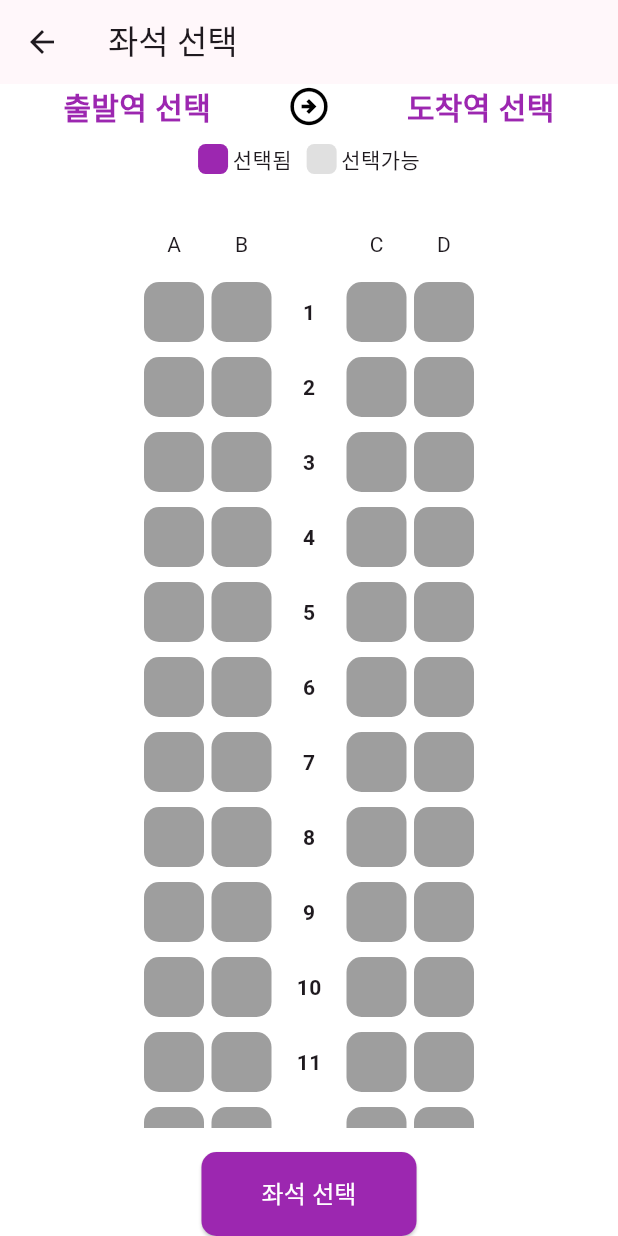
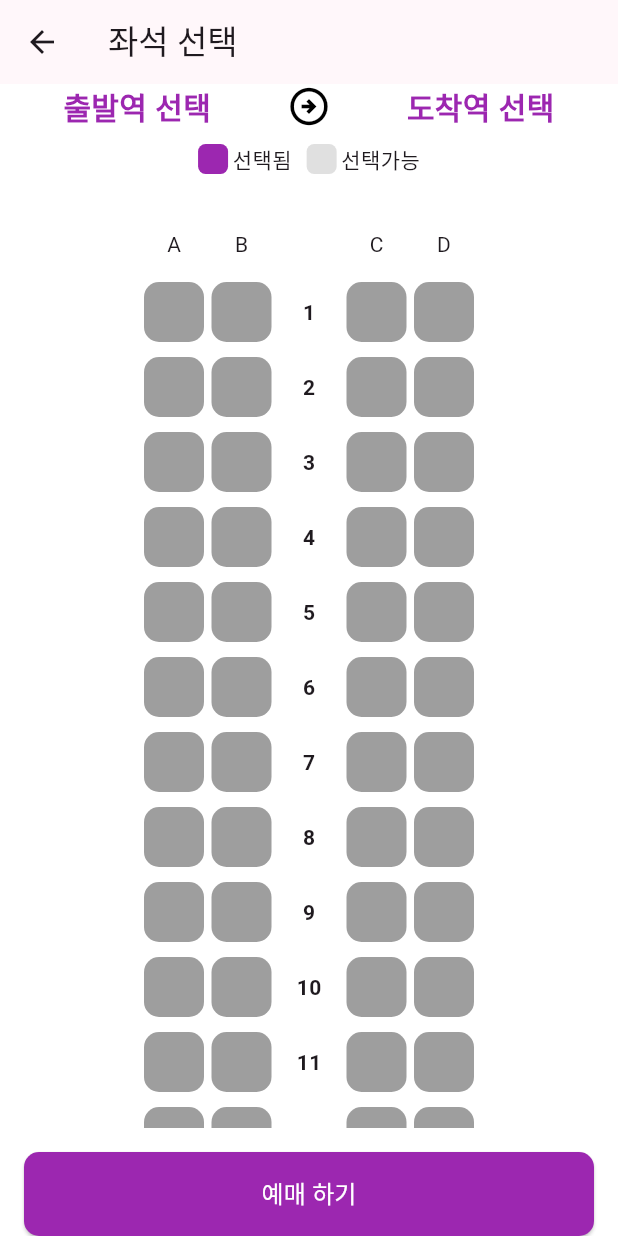
Before and after one commit to ballalssica/flutter_train_app, a Flutter app: the screen it shows after launch, after a tap on "좌석선택", on a phone screen of 412 x 824 dp. Run offline on Flutter 3.47's test engine with Material 3 defaults, Android fonts, the phone set to English and light mode, and no system bars.

Commit message:
docs: 예매하기버튼추가
SeatPage 예매하기버튼추가

```diff
--- a/lib/seat/widgets/seat_choose_button.dart
+++ b/lib/seat/widgets/seat_choose_button.dart
@@ -9,7 +9,11 @@ class SeatChooseButton extends StatelessWidget {
 
   @override
   Widget build(BuildContext context) {
-    return ElevatedButton(
+    return Padding(
+      padding: EdgeInsets.symmetric(horizontal: 16),
+      child: SizedBox(
+        width: double.infinity,
+        child: ElevatedButton(
           onPressed: () {
             // 버튼 클릭 시 수행할 작업
           },
@@ -21,12 +25,14 @@ class SeatChooseButton extends StatelessWidget {
             ),
           ),
           child: Text(
-        '좌석 선택',
+            '예매 하기',
             style: TextStyle(
               color: Colors.white,
               fontSize: 16,
             ),
           ),
+        ),
+      ),
     );
   }
 }
```
Lines whose indentation alone changed are shown as unchanged.
